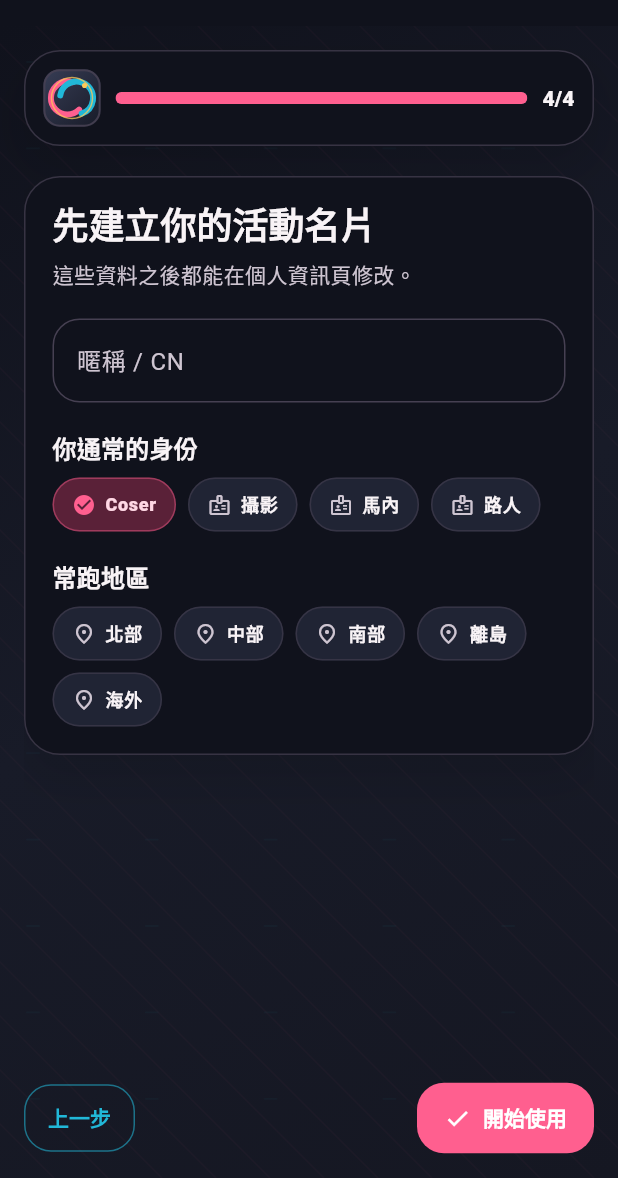
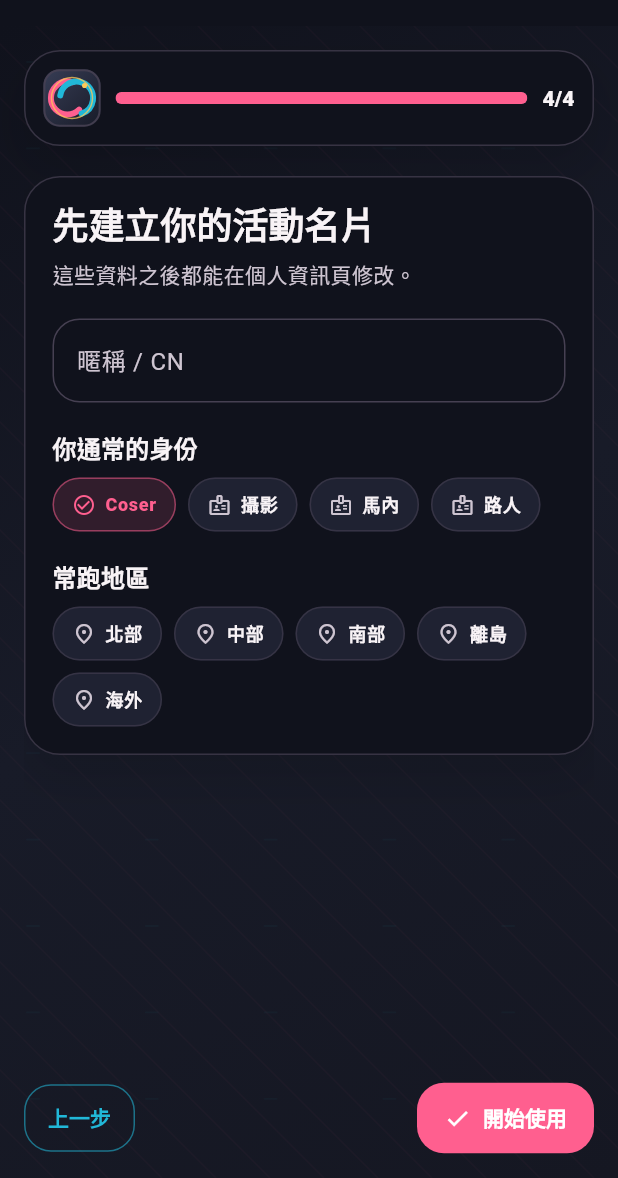
Before and after one commit to idick7069-new/coscircle, a Flutter app: the OnboardingProfilePage screen opened by its route, swiped to page 4, on a phone screen of 412 x 824 dp, the part 58-1236 px from its top. Run offline on Flutter 3.47's test engine with Material 3 defaults, Android fonts, the phone set to English and light mode, and no system bars; our stand-ins replace dio, flutter_local_notifications, flutter_riverpod, geolocator, go_router, google_maps_flutter and 7 more; missing offline and left inert: mobile_scanner; accounts and stored records are empty.

Commit message:
Polish onboarding auth surfaces

```diff
--- a/lib/features/profile/presentation/onboarding_profile_page.dart
+++ b/lib/features/profile/presentation/onboarding_profile_page.dart
@@ -129,9 +129,9 @@ class _OnboardingProfilePageState extends ConsumerState<OnboardingProfilePage> {
                     ? _finish
                     : _next,
                 icon: _saving
-                    ? const SizedBox.square(
-                        dimension: 18,
-                        child: CircularProgressIndicator(strokeWidth: 2),
+                    ? CosLoadingPulse(
+                        color: Theme.of(context).colorScheme.onPrimary,
+                        size: 20,
                       )
                     : Icon(
                         _page == pages.length - 1
@@ -284,8 +284,8 @@ class _ProfileSetupStep extends StatelessWidget {
                 runSpacing: 8,
                 children: [
                   for (final role in roleOptions)
-                    _OnboardingChoiceChip(
-                      label: Text(role),
+                    CosChoicePill(
+                      label: role,
                       selected: roles.contains(role),
                       icon: Icons.badge_outlined,
                       onTap: () {
@@ -305,8 +305,8 @@ class _ProfileSetupStep extends StatelessWidget {
                 runSpacing: 8,
                 children: [
                   for (final region in regionOptions)
-                    _OnboardingChoiceChip(
-                      label: Text(region),
+                    CosChoicePill(
+                      label: region,
                       selected: regions.contains(region),
                       icon: Icons.place_outlined,
                       onTap: () {
@@ -322,66 +322,6 @@ class _ProfileSetupStep extends StatelessWidget {
           ),
         ),
       ],
-    );
-  }
-}
-
-class _OnboardingChoiceChip extends StatelessWidget {
-  const _OnboardingChoiceChip({
-    required this.label,
-    required this.icon,
-    required this.selected,
-    required this.onTap,
-  });
-
-  final Widget label;
-  final IconData icon;
-  final bool selected;
-  final VoidCallback onTap;
-
-  @override
-  Widget build(BuildContext context) {
-    final scheme = Theme.of(context).colorScheme;
-    final reduceMotion = MediaQuery.disableAnimationsOf(context);
-    return InkWell(
-      borderRadius: BorderRadius.circular(99),
-      onTap: onTap,
-      child: AnimatedContainer(
-        duration: reduceMotion
-            ? Duration.zero
-            : const Duration(milliseconds: 160),
-        curve: Curves.easeOutCubic,
-        padding: const EdgeInsets.symmetric(horizontal: 12, vertical: 9),
-        decoration: BoxDecoration(
-          color: selected
-              ? scheme.primaryContainer
-              : scheme.surfaceContainerHighest.withValues(alpha: 0.42),
-          borderRadius: BorderRadius.circular(99),
-          border: Border.all(
-            color: selected
-                ? scheme.primary.withValues(alpha: 0.42)
-                : scheme.outlineVariant.withValues(alpha: 0.58),
-          ),
-        ),
-        child: Row(
-          mainAxisSize: MainAxisSize.min,
-          children: [
-            Icon(
-              selected ? Icons.check_circle : icon,
-              size: 16,
-              color: selected ? scheme.primary : scheme.onSurfaceVariant,
-            ),
-            const SizedBox(width: 6),
-            DefaultTextStyle.merge(
-              style: Theme.of(context).textTheme.labelMedium?.copyWith(
-                color: selected ? scheme.onPrimaryContainer : scheme.onSurface,
-                fontWeight: FontWeight.w900,
-              ),
-              child: label,
-            ),
-          ],
-        ),
-      ),
     );
   }
 }
```
Also changed, not shown: lib/features/auth/presentation/login_page.dart (+69 -25 lines).
